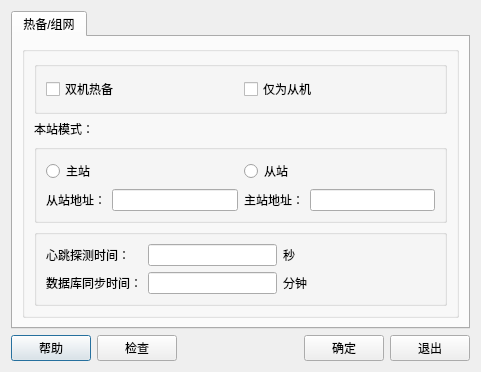
This is QStudioSCADA/ProjectManager/NetSettingDialog.ui in VelsonWang/HmiFuncDesigner as Qt 5 draws it before an edit. The edited form follows.
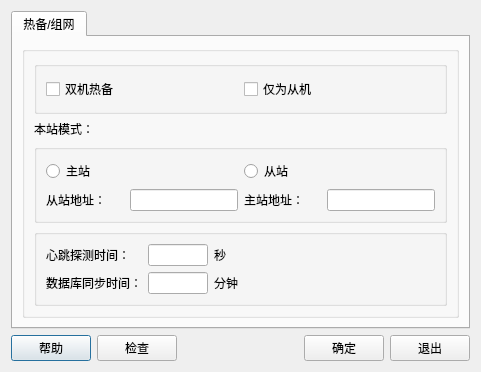
This is the edited form. Icons and pictures are not drawn. Custom widgets are drawn as their Qt base class.

What changed in the file:
```diff
--- a/QStudioSCADA/ProjectManager/NetSettingDialog.ui
+++ b/QStudioSCADA/ProjectManager/NetSettingDialog.ui
@@ -73,7 +73,20 @@
               </property>
               <layout class="QGridLayout" name="gridLayout">
                <item row="1" column="1">
-                <widget class="QLineEdit" name="editClientAddress"/>
+                <widget class="QIPAddressEdit" name="editClientAddress">
+                 <property name="sizePolicy">
+                  <sizepolicy hsizetype="Fixed" vsizetype="Fixed">
+                   <horstretch>0</horstretch>
+                   <verstretch>0</verstretch>
+                  </sizepolicy>
+                 </property>
+                 <property name="maximumSize">
+                  <size>
+                   <width>180</width>
+                   <height>16777215</height>
+                  </size>
+                 </property>
+                </widget>
                </item>
                <item row="1" column="2">
                 <widget class="QLabel" name="label_3">
@@ -104,7 +117,20 @@
                 </widget>
                </item>
                <item row="1" column="3">
-                <widget class="QLineEdit" name="editServerAddress"/>
+                <widget class="QIPAddressEdit" name="editServerAddress">
+                 <property name="sizePolicy">
+                  <sizepolicy hsizetype="Fixed" vsizetype="Fixed">
+                   <horstretch>0</horstretch>
+                   <verstretch>0</verstretch>
+                  </sizepolicy>
+                 </property>
+                 <property name="maximumSize">
+                  <size>
+                   <width>180</width>
+                   <height>16777215</height>
+                  </size>
+                 </property>
+                </widget>
                </item>
               </layout>
              </widget>
@@ -139,7 +165,14 @@
               </widget>
              </item>
              <item row="1" column="1">
-              <widget class="QLineEdit" name="editDatabaseSyncTime"/>
+              <widget class="QLineEdit" name="editDatabaseSyncTime">
+               <property name="maximumSize">
+                <size>
+                 <width>60</width>
+                 <height>16777215</height>
+                </size>
+               </property>
+              </widget>
              </item>
              <item row="0" column="2">
               <widget class="QLabel" name="label_6">
@@ -149,7 +182,20 @@
               </widget>
              </item>
              <item row="0" column="1">
-              <widget class="QLineEdit" name="editHeartbeatTime"/>
+              <widget class="QLineEdit" name="editHeartbeatTime">
+               <property name="minimumSize">
+                <size>
+                 <width>0</width>
+                 <height>0</height>
+                </size>
+               </property>
+               <property name="maximumSize">
+                <size>
+                 <width>60</width>
+                 <height>16777215</height>
+                </size>
+               </property>
+              </widget>
              </item>
              <item row="0" column="3">
               <spacer name="horizontalSpacer_2">
@@ -221,6 +267,13 @@
    </item>
   </layout>
  </widget>
+ <customwidgets>
+  <customwidget>
+   <class>QIPAddressEdit</class>
+   <extends>QLineEdit</extends>
+   <header>QIPAddressEdit.h</header>
+  </customwidget>
+ </customwidgets>
  <resources>
   <include location="images.qrc"/>
  </resources>
```
